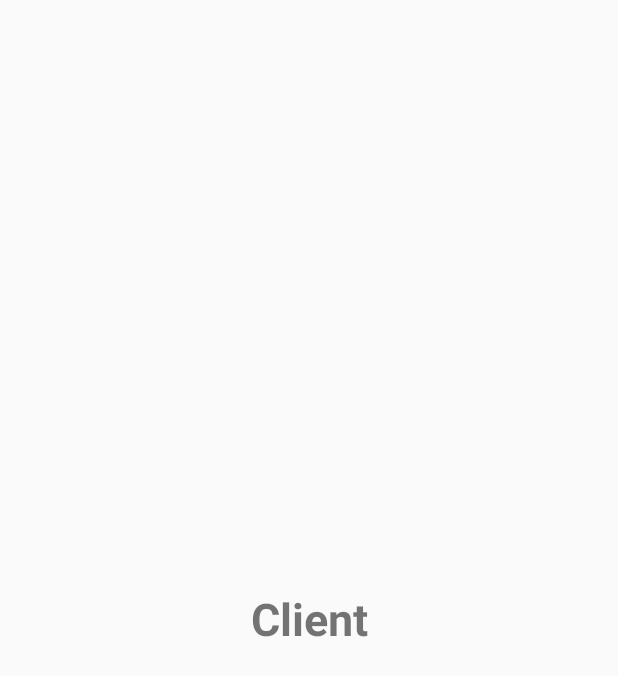
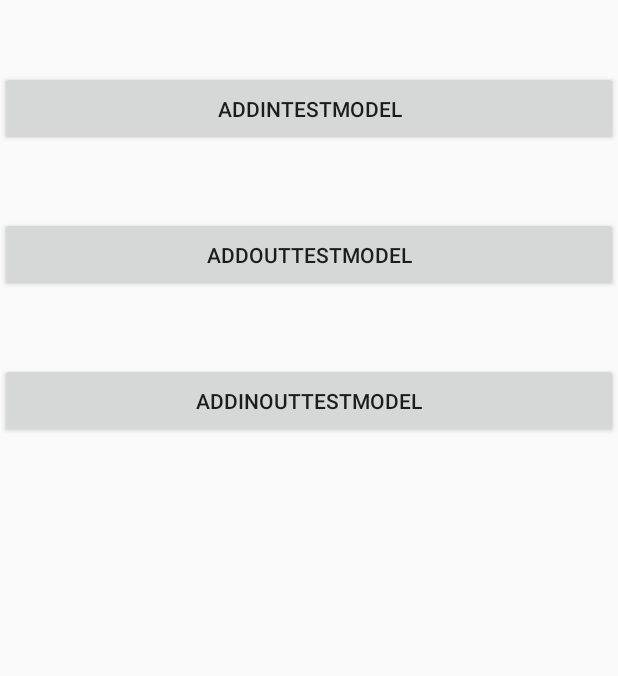
Before and after one commit to macy7/AIDLDemo, an Android app: the layout activity_main.xml on its own in the app's theme, with its tools: preview values and no code run, on a phone screen of 412 x 824 dp. Shown: the top 676 px of the screen. Run offline under Robolectric (Android 15) with nearby library versions, the phone set to English and light mode, and no system bars.

Commit message:
添加UI展示

```diff
--- a/aidlClient/src/main/res/layout/activity_main.xml
+++ b/aidlClient/src/main/res/layout/activity_main.xml
@@ -1,20 +1,67 @@
 <?xml version="1.0" encoding="utf-8"?>
-<android.support.constraint.ConstraintLayout xmlns:android="http://schemas.android.com/apk/res/android"
-    xmlns:app="http://schemas.android.com/apk/res-auto"
+<ScrollView xmlns:android="http://schemas.android.com/apk/res/android"
     xmlns:tools="http://schemas.android.com/tools"
     android:layout_width="match_parent"
     android:layout_height="match_parent"
     tools:context=".MainActivity">
 
-    <TextView
-        android:layout_width="wrap_content"
-        android:layout_height="wrap_content"
-        android:text="Client"
-        android:textSize="30sp"
-        android:textStyle="bold"
-        app:layout_constraintBottom_toBottomOf="parent"
-        app:layout_constraintLeft_toLeftOf="parent"
-        app:layout_constraintRight_toRightOf="parent"
-        app:layout_constraintTop_toTopOf="parent" />
+    <LinearLayout
+        android:layout_width="match_parent"
+        android:layout_height="match_parent"
+        android:orientation="vertical">
 
-</android.support.constraint.ConstraintLayout>
+        <TextView
+            android:id="@+id/tvBind"
+            android:layout_width="match_parent"
+            android:layout_height="wrap_content"
+            android:layout_marginTop="10dp"
+            android:textSize="20sp"
+            android:textStyle="bold" />
+
+        <Button
+            android:id="@+id/btnAddIn"
+            android:layout_width="match_parent"
+            android:layout_height="50dp"
+            android:layout_marginTop="10dp"
+            android:text="AddInTestModel" />
+
+        <TextView
+            android:id="@+id/tvAddIn"
+            android:layout_width="match_parent"
+            android:layout_height="wrap_content"
+            android:layout_marginTop="10dp"
+            android:textSize="20sp"
+            android:textStyle="bold" />
+
+        <Button
+            android:id="@+id/btnAddOut"
+            android:layout_width="match_parent"
+            android:layout_height="50dp"
+            android:layout_marginTop="10dp"
+            android:text="AddOutTestModel" />
+
+        <TextView
+            android:id="@+id/tvAddOut"
+            android:layout_width="match_parent"
+            android:layout_height="wrap_content"
+            android:layout_marginTop="10dp"
+            android:textSize="20sp"
+            android:textStyle="bold" />
+
+        <Button
+            android:id="@+id/btnAddInOut"
+            android:layout_width="match_parent"
+            android:layout_height="50dp"
+            android:layout_marginTop="10dp"
+            android:text="AddInOutTestModel" />
+
+        <TextView
+            android:id="@+id/tvAddInOut"
+            android:layout_width="match_parent"
+            android:layout_height="wrap_content"
+            android:layout_marginTop="10dp"
+            android:textSize="20sp"
+            android:textStyle="bold" />
+    </LinearLayout>
+
+</ScrollView>
```
Also changed, not shown: aidlClient/src/main/java/com/example/macy/MainActivity.java (+119 -31 lines), aidlClient/src/main/java/com/example/macy/aidldemo/aidl/TestModel.java (+21 -0 lines), aidlServer/src/main/java/com/example/macy/aidldemo/MainActivity.java (+10 -2 lines), aidlServer/src/main/java/com/example/macy/aidldemo/ServerService.java (+21 -17 lines), aidlServer/src/main/java/com/example/macy/aidldemo/aidl/TestModel.java (+21 -0 lines), aidlServer/src/main/res/layout/activity_main.xml (+7 -2 lines).
